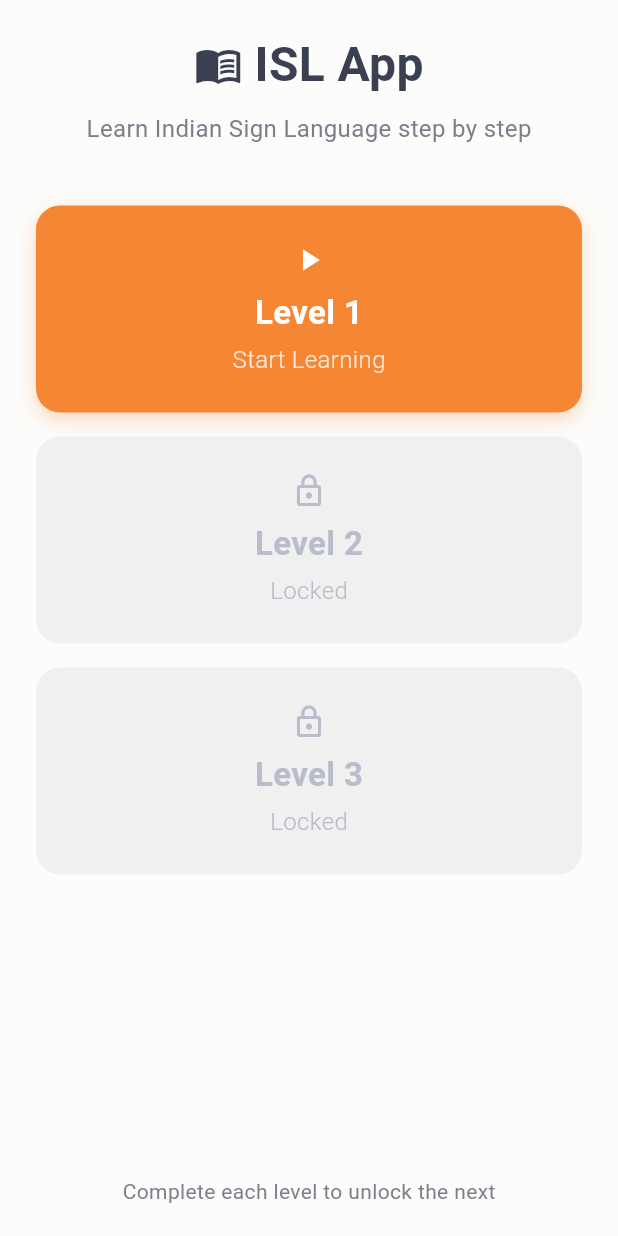
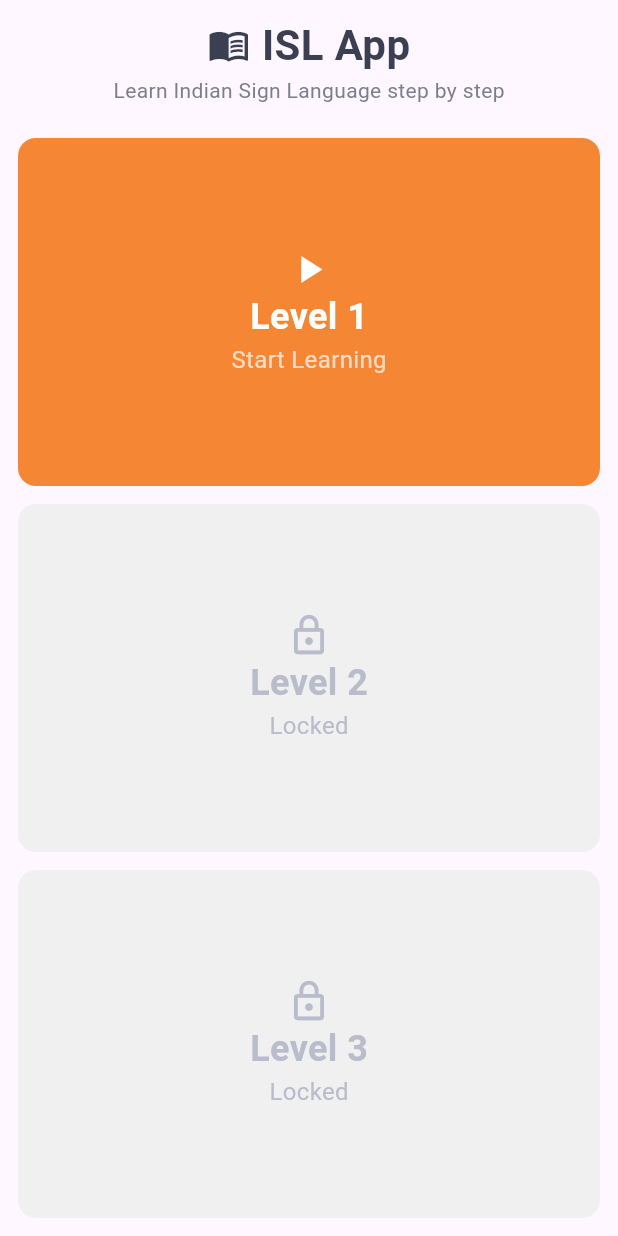
Before and after one commit to rahulgorhe4879/ISL_APP, a Flutter app: the screen it shows after launch, on a phone screen of 412 x 824 dp. Run offline on Flutter 3.47's test engine with Material 3 defaults, Android fonts, the phone set to English and light mode, and no system bars; our stand-ins replace video_player.

Commit message:
Update main.dart

```diff
--- a/lib/main.dart
+++ b/lib/main.dart
@@ -1,17 +1,41 @@
 import 'package:flutter/material.dart';
 import 'package:provider/provider.dart';
-import 'level_screen.dart'; // This is the video-only screen
-import 'hidden_object_game_screen.dart'; // This is the new game screen
+import 'level_screen.dart';
+import 'hidden_object_game_screen.dart';
 
-// --- Define our App's Colors (Based on your image) ---
-const Color kPrimaryColor = Color(0xFFF58634); // The new bright orange
-const Color kPrimaryText = Color(0xFF3A3F51); // Dark blue/grey for header
-const Color kSecondaryText = Color(0xFF7B7F8C); // Medium grey for subtitles
-const Color kLockedColor = Color(0xFFF0F0F0); // Light grey for locked buttons
-const Color kLockedText = Color(0xFFB8BCCB); // Medium grey for locked text
-const Color kBackgroundColor = Color(0xFFFCFCFA); // The warm off-white background
+// --- DATA MODEL ---
+class LessonPageData {
+  final String videoAsset;
+  final String imageAsset;
+  final String objectName;
 
-// 1. The main entry point for the app
+  LessonPageData({
+    required this.videoAsset,
+    required this.imageAsset,
+    required this.objectName,
+  });
+}
+
+// Global data: Level 1 has 10 words, Level 2 sequence is Ball -> Car -> Boat -> Book -> Bag
+final Map<int, List<LessonPageData>> levelData = {
+  1: [
+    LessonPageData(videoAsset: 'assets/videos/bicycle.MOV', imageAsset: 'assets/images/bicycle.png', objectName: 'Bicycle'),
+    LessonPageData(videoAsset: 'assets/videos/ball.MOV', imageAsset: 'assets/images/ball.png', objectName: 'Ball'),
+    LessonPageData(videoAsset: 'assets/videos/car.MOV', imageAsset: 'assets/images/car.png', objectName: 'Car'),
+    LessonPageData(videoAsset: 'assets/videos/boat.MOV', imageAsset: 'assets/images/boat.png', objectName: 'Boat'),
+    LessonPageData(videoAsset: 'assets/videos/book.MOV', imageAsset: 'assets/images/book.png', objectName: 'Book'),
+    LessonPageData(videoAsset: 'assets/videos/bag.MOV', imageAsset: 'assets/images/bag.png', objectName: 'Bag'),
+    LessonPageData(videoAsset: 'assets/videos/clock.MOV', imageAsset: 'assets/images/clock.png', objectName: 'Clock'),
+    LessonPageData(videoAsset: 'assets/videos/dog.MOV', imageAsset: 'assets/images/dog.png', objectName: 'Dog'),
+    LessonPageData(videoAsset: 'assets/videos/fish.MOV', imageAsset: 'assets/images/fish.png', objectName: 'Fish'),
+    LessonPageData(videoAsset: 'assets/videos/table.MOV', imageAsset: 'assets/images/table.png', objectName: 'Table'),
+  ],
+};
+
+const Color kPrimaryColor = Color(0xFFF58634);
+const Color kPrimaryText = Color(0xFF3A3F51);
+const Color kBackgroundColor = Color(0xFFFCFCFA);
+
 void main() {
   runApp(
     ChangeNotifierProvider(
@@ -21,7 +45,6 @@
   );
 }
 
-// 2. The state management class (no change)
 class LevelProgress extends ChangeNotifier {
   int _unlockedLevel = 1;
   int get unlockedLevel => _unlockedLevel;
@@ -34,234 +57,103 @@
   }
 }
 
-// 3. The root widget of your application
 class ISLApp extends StatelessWidget {
   const ISLApp({Key? key}) : super(key: key);
-
   @override
   Widget build(BuildContext context) {
-    return MaterialApp(
-      title: 'ISL App',
-      theme: ThemeData(
-        // --- NEW: Updated Theme ---
-        primaryColor: kPrimaryColor,
-        scaffoldBackgroundColor: kBackgroundColor,
-        fontFamily: 'Roboto', // (Make sure to add this font to pubspec.yaml if you want)
-
-        // We are not using a default AppBar in the new design
-        appBarTheme: const AppBarTheme(
-          backgroundColor: kBackgroundColor, // Match background
-          elevation: 0,
-        ),
-
-        // New Button Theme
-        elevatedButtonTheme: ElevatedButtonThemeData(
-          style: ElevatedButton.styleFrom(
-            backgroundColor: kPrimaryColor,
-            foregroundColor: Colors.white,
-            padding: const EdgeInsets.symmetric(horizontal: 30, vertical: 16),
-            textStyle: const TextStyle(
-              fontSize: 18,
-              fontWeight: FontWeight.w600,
-            ),
-            shape: RoundedRectangleBorder(
-              borderRadius: BorderRadius.circular(12),
-            ),
-          ),
-        ),
-        colorScheme: ColorScheme.fromSeed(seedColor: kPrimaryColor),
-      ),
-      home: const LevelSelectionScreen(),
-      debugShowCheckedModeBanner: false,
-    );
+    return MaterialApp(home: const LevelSelectionScreen(), debugShowCheckedModeBanner: false);
   }
 }
 
-// 4. The main screen with Level buttons
 class LevelSelectionScreen extends StatelessWidget {
   const LevelSelectionScreen({Key? key}) : super(key: key);
-
-  final int totalLevels = 3;
 
   @override
   Widget build(BuildContext context) {
     return Consumer<LevelProgress>(
       builder: (context, levelProgress, child) {
         return Scaffold(
-          // No AppBar, we build the header into the body
           body: SafeArea(
-            child: Padding(
-              padding:
-              const EdgeInsets.symmetric(horizontal: 24.0, vertical: 20.0),
             child: Column(
               children: [
-                  // --- NEW: Header from image ---
+                const SizedBox(height: 10),
                 const _AppHeader(),
-                  const SizedBox(height: 32),
-
-                  // --- NEW: List of buttons ---
+                const SizedBox(height: 10),
                 Expanded(
-                    child: ListView.builder(
-                      itemCount: totalLevels,
-                      itemBuilder: (context, index) {
-                        int levelNumber = index + 1;
-                        bool isLocked = levelNumber > levelProgress.unlockedLevel;
-
-                        return Padding(
-                          padding: const EdgeInsets.symmetric(vertical: 8.0),
-                          child: LevelButton(
-                            levelNumber: levelNumber,
-                            isLocked: isLocked,
-                            onPressed: () {
-                              Widget screenToOpen;
-                              switch (levelNumber) {
-                                case 1:
-                                  screenToOpen = LevelScreen(level: levelNumber);
-                                  break;
-                                case 2:
-                                  screenToOpen = HiddenObjectGameScreen(
-                                      level: levelNumber);
-                                  break;
-                                default:
-                                  screenToOpen = LevelScreen(level: levelNumber);
-                              }
-
-                              Navigator.push(
-                                context,
-                                MaterialPageRoute(
-                                  builder: (context) => screenToOpen,
+                  child: Padding(
+                    padding: const EdgeInsets.all(12.0),
+                    child: Column(
+                      children: [
+                        _buildLevelItem(context, 1, levelProgress),
+                        const SizedBox(height: 12),
+                        _buildLevelItem(context, 2, levelProgress),
+                        const SizedBox(height: 12),
+                        _buildLevelItem(context, 3, levelProgress),
+                      ],
                     ),
-                              );
-                            },
-                          ),
-                        );
-                      },
-                    ),
-                  ),
-
-                  // --- NEW: Footer text ---
-                  const SizedBox(height: 20),
-                  const Text(
-                    'Complete each level to unlock the next',
-                    style: TextStyle(
-                      color: kSecondaryText,
-                      fontSize: 14,
                   ),
                 ),
               ],
-              ),
             ),
           ),
         );
       },
     );
   }
+
+  Widget _buildLevelItem(BuildContext context, int level, LevelProgress progress) {
+    bool isLocked = level > progress.unlockedLevel;
+    return Expanded(
+      child: LevelButton(
+        levelNumber: level,
+        isLocked: isLocked,
+        onPressed: () {
+          Widget screen = (level == 2) ? HiddenObjectGameScreen(level: level) : LevelScreen(level: level);
+          Navigator.push(context, MaterialPageRoute(builder: (context) => screen));
+        },
+      ),
+    );
+  }
 }
 
-// --- NEW: Header Widget ---
 class _AppHeader extends StatelessWidget {
   const _AppHeader({Key? key}) : super(key: key);
-
   @override
   Widget build(BuildContext context) {
     return Column(
-      children: [
+      children: const [
         Row(
           mainAxisAlignment: MainAxisAlignment.center,
           children: [
-            // The book icon
-            Icon(
-              Icons.menu_book, // Using a standard icon
-              color: kPrimaryText,
-              size: 32,
-            ),
-            const SizedBox(width: 8),
-            Text(
-              'ISL App',
-              style: TextStyle(
-                color: kPrimaryText,
-                fontSize: 32,
-                fontWeight: FontWeight.bold,
-              ),
-            ),
+            Icon(Icons.menu_book, color: kPrimaryText, size: 28),
+            SizedBox(width: 8),
+            Text('ISL App', style: TextStyle(color: kPrimaryText, fontSize: 28, fontWeight: FontWeight.bold)),
           ],
         ),
-        const SizedBox(height: 8),
-        const Text(
-          'Learn Indian Sign Language step by step',
-          style: TextStyle(
-            color: kSecondaryText,
-            fontSize: 16,
-          ),
-        ),
+        Text('Learn Indian Sign Language step by step', style: TextStyle(color: Color(0xFF7B7F8C), fontSize: 14)),
       ],
     );
   }
 }
 
-// 5. A custom widget for the Level Button
 class LevelButton extends StatelessWidget {
   final int levelNumber;
   final bool isLocked;
   final VoidCallback onPressed;
-
-  const LevelButton({
-    Key? key,
-    required this.levelNumber,
-    required this.isLocked,
-    required this.onPressed,
-  }) : super(key: key);
-
+  const LevelButton({Key? key, required this.levelNumber, required this.isLocked, required this.onPressed}) : super(key: key);
   @override
   Widget build(BuildContext context) {
-    // --- NEW: Completely restyled button to match image ---
-    Color buttonColor = isLocked ? kLockedColor : kPrimaryColor;
-    Color iconColor = isLocked ? kLockedText : Colors.white;
-    Color levelTextColor = isLocked ? kLockedText : Colors.white;
-    Color subtitleTextColor =
-    isLocked ? kLockedText : Colors.white.withOpacity(0.8);
-    IconData icon = isLocked ? Icons.lock_outline : Icons.play_arrow; // Changed lock icon
-    String subtitle = isLocked ? 'Locked' : 'Start Learning';
-
     return InkWell(
-      onTap: isLocked ? null : onPressed, // Disable tap if locked
-      borderRadius: BorderRadius.circular(16),
+      onTap: isLocked ? null : onPressed,
       child: Container(
-        padding: const EdgeInsets.symmetric(horizontal: 20, vertical: 24),
-        decoration: BoxDecoration(
-            color: buttonColor,
-            borderRadius: BorderRadius.circular(16),
-            boxShadow: isLocked
-                ? []
-                : [
-              // Add shadow only if unlocked
-              BoxShadow(
-                color: kPrimaryColor.withOpacity(0.3),
-                blurRadius: 10,
-                offset: const Offset(0, 5),
-              )
-            ]),
+        width: double.infinity,
+        decoration: BoxDecoration(color: isLocked ? Color(0xFFF0F0F0) : kPrimaryColor, borderRadius: BorderRadius.circular(12)),
         child: Column(
+          mainAxisAlignment: MainAxisAlignment.center,
           children: [
-            Icon(icon, color: iconColor, size: 24),
-            const SizedBox(height: 8),
-            Text(
-              'Level $levelNumber',
-              style: TextStyle(
-                fontSize: 22,
-                fontWeight: FontWeight.bold,
-                color: levelTextColor,
-              ),
-            ),
-            const SizedBox(height: 4),
-            Text(
-              subtitle,
-              style: TextStyle(
-                fontSize: 16,
-                fontWeight: FontWeight.w300,
-                color: subtitleTextColor,
-              ),
-            ),
+            Icon(isLocked ? Icons.lock_outline : Icons.play_arrow, color: isLocked ? Color(0xFFB8BCCB) : Colors.white, size: 30),
+            Text('Level $levelNumber', style: TextStyle(fontSize: 24, fontWeight: FontWeight.bold, color: isLocked ? Color(0xFFB8BCCB) : Colors.white)),
+            Text(isLocked ? 'Locked' : 'Start Learning', style: TextStyle(fontSize: 16, color: isLocked ? Color(0xFFB8BCCB) : Colors.white70)),
           ],
         ),
       ),
```
Lines whose indentation alone changed are shown as unchanged.
